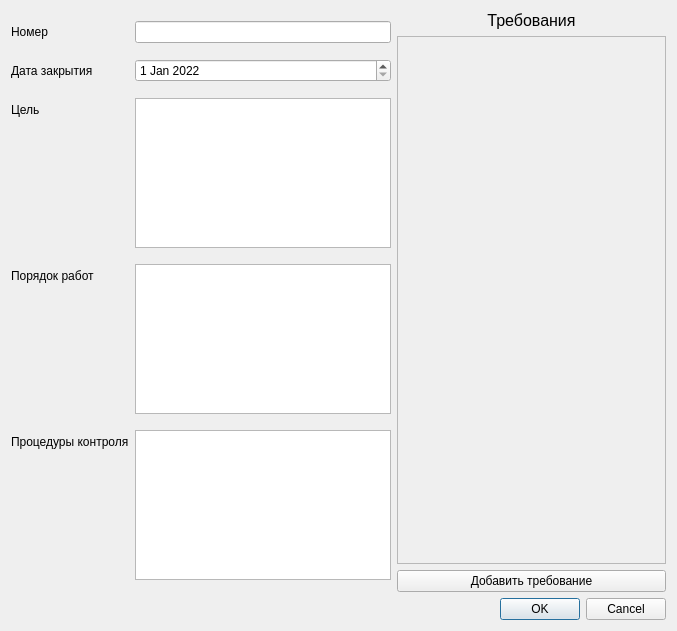
Above: windows/techtask_window.ui from Roma-explorer/RuleProject before the change. Below: the same form after it.
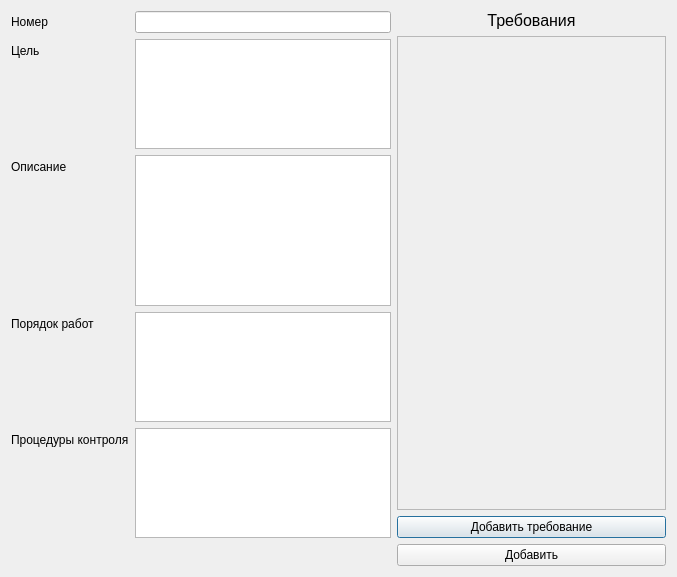
That is the form after the change.

What changed in the file:
```diff
--- a/windows/techtask_window.ui
+++ b/windows/techtask_window.ui
@@ -7,7 +7,7 @@
     <x>0</x>
     <y>0</y>
     <width>677</width>
-    <height>631</height>
+    <height>577</height>
    </rect>
   </property>
   <property name="windowTitle">
@@ -16,6 +16,9 @@
   <layout class="QGridLayout" name="gridLayout">
    <item row="0" column="0">
     <layout class="QFormLayout" name="formLayout">
+     <property name="verticalSpacing">
+      <number>6</number>
+     </property>
      <item row="0" column="0">
       <widget class="QLabel" name="lname">
        <property name="text">
@@ -31,40 +34,13 @@
       </widget>
      </item>
      <item row="1" column="0">
-      <widget class="QLabel" name="lsigndate">
-       <property name="text">
-        <string>Дата закрытия</string>
-       </property>
-      </widget>
-     </item>
-     <item row="1" column="1">
-      <widget class="QDateEdit" name="close_date">
-       <property name="autoFillBackground">
-        <bool>false</bool>
-       </property>
-       <property name="alignment">
-        <set>Qt::AlignLeading|Qt::AlignLeft|Qt::AlignVCenter</set>
-       </property>
-       <property name="dateTime">
-        <datetime>
-         <hour>0</hour>
-         <minute>0</minute>
-         <second>0</second>
-         <year>2022</year>
-         <month>1</month>
-         <day>1</day>
-        </datetime>
-       </property>
-      </widget>
-     </item>
-     <item row="2" column="0">
       <widget class="QLabel" name="label">
        <property name="text">
         <string>Цель</string>
        </property>
       </widget>
      </item>
-     <item row="2" column="1">
+     <item row="1" column="1">
       <widget class="QTextEdit" name="purpose_edit">
        <property name="maximumSize">
         <size>
@@ -74,6 +50,16 @@
        </property>
       </widget>
      </item>
+     <item row="2" column="0">
+      <widget class="QLabel" name="label_5">
+       <property name="text">
+        <string>Описание</string>
+       </property>
+      </widget>
+     </item>
+     <item row="2" column="1">
+      <widget class="QTextEdit" name="description_edit"/>
+     </item>
      <item row="3" column="0">
       <widget class="QLabel" name="label_2">
        <property name="text">
@@ -141,7 +127,7 @@
           <x>0</x>
           <y>0</y>
           <width>276</width>
-          <height>526</height>
+          <height>472</height>
          </rect>
         </property>
        </widget>
@@ -156,13 +142,10 @@
      </item>
     </layout>
    </item>
-   <item row="1" column="0" colspan="2">
-    <widget class="QDialogButtonBox" name="submit_button">
-     <property name="orientation">
-      <enum>Qt::Horizontal</enum>
-     </property>
-     <property name="standardButtons">
-      <set>QDialogButtonBox::Cancel|QDialogButtonBox::Ok</set>
+   <item row="1" column="1">
+    <widget class="QPushButton" name="submitButton">
+     <property name="text">
+      <string>Добавить</string>
      </property>
     </widget>
    </item>
```
Left out of the diff: 35 changed lines with no effect on the pictures.
